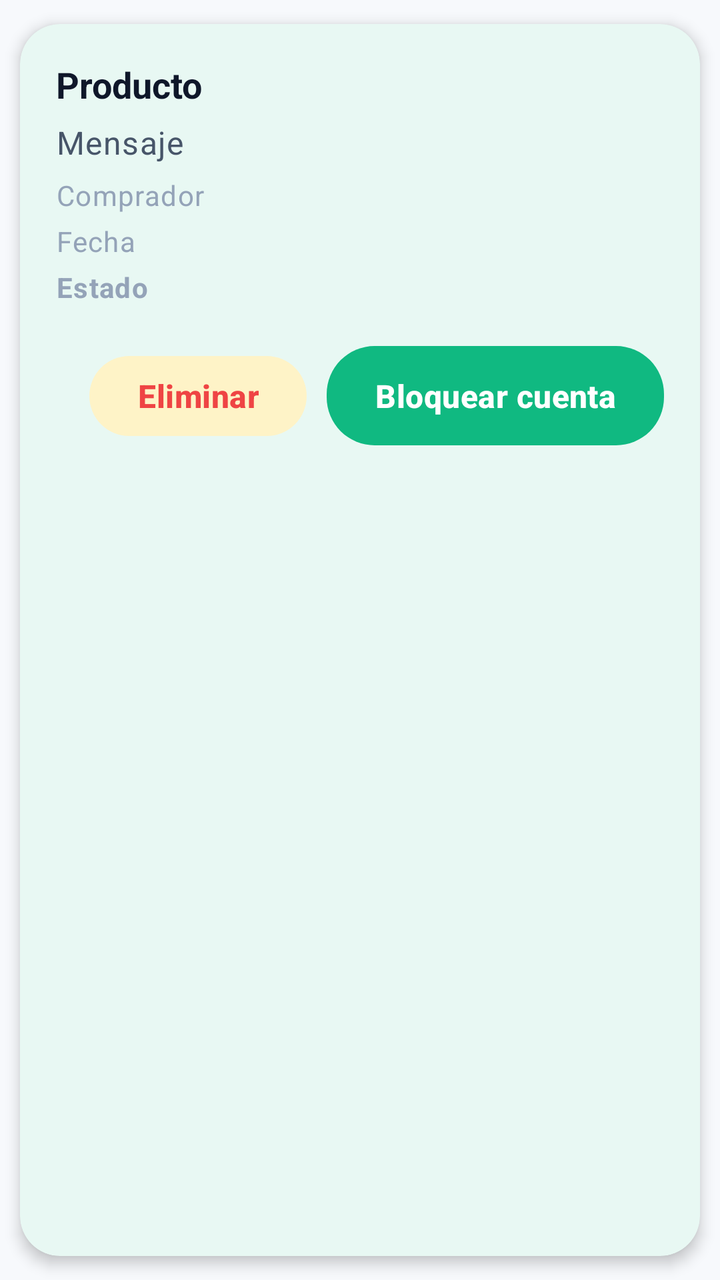
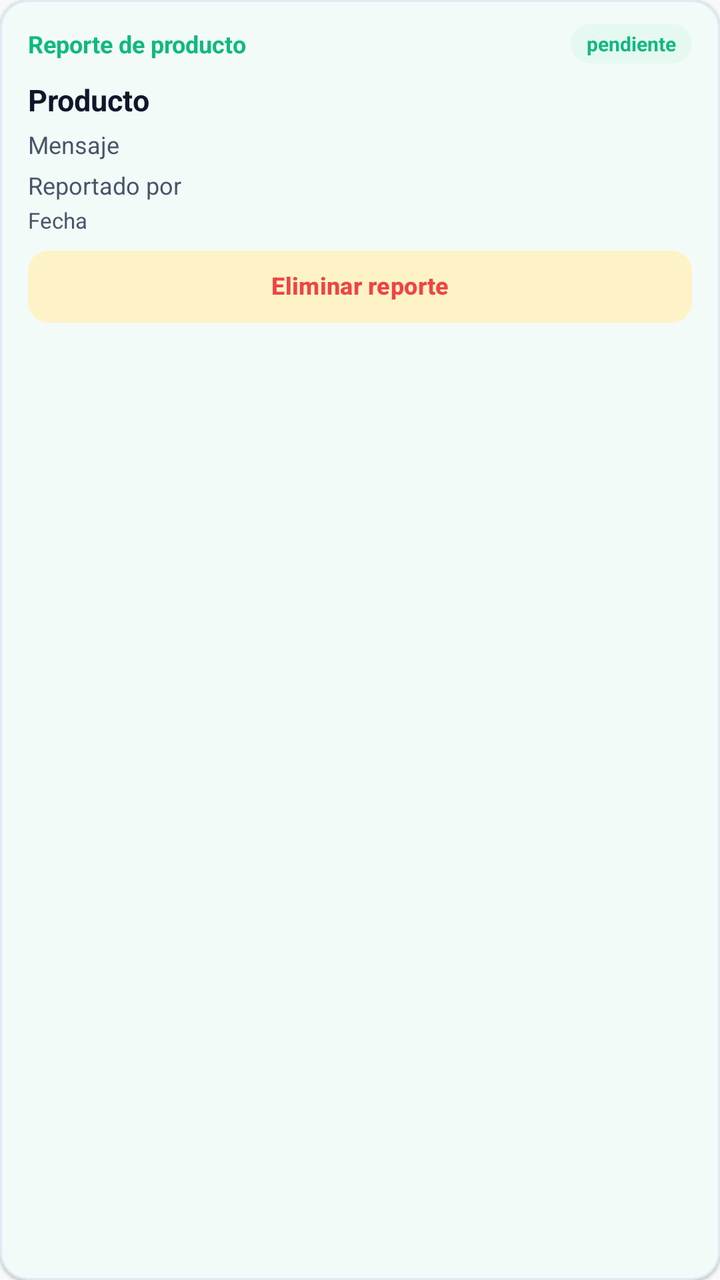

An Android layout rendered at two revisions. The XML below is the earlier revision; the diff shows what the commit changed to produce the second picture.
<!-- AndroidManifest.xml: application theme Theme.RutaAlmacen -->
<!-- res/layout/item_alerta_reportada.xml -->
<?xml version="1.0" encoding="utf-8"?>
<com.google.android.material.card.MaterialCardView xmlns:android="http://schemas.android.com/apk/res/android"
    xmlns:app="http://schemas.android.com/apk/res-auto"
    android:layout_width="match_parent"
    android:layout_height="wrap_content"
    android:layout_marginHorizontal="@dimen/espacio_xs"
    android:layout_marginVertical="@dimen/espacio_xs"
    app:cardBackgroundColor="@color/fondo_card"
    app:cardCornerRadius="@dimen/radio_card"
    app:cardElevation="@dimen/elevacion_card"
    app:cardUseCompatPadding="true"
    app:strokeWidth="0dp">

    <LinearLayout
        android:layout_width="match_parent"
        android:layout_height="wrap_content"
        android:orientation="vertical"
        android:padding="@dimen/padding_card">

        <TextView
            android:id="@+id/texto_producto_reporte"
            android:layout_width="match_parent"
            android:layout_height="wrap_content"
            android:textAppearance="@style/TextAppearance.RutaAlmacen.Vendedor.TitleMedium"
            android:text="Producto" />

        <TextView
            android:id="@+id/texto_mensaje_reporte"
            android:layout_width="match_parent"
            android:layout_height="wrap_content"
            android:layout_marginTop="@dimen/espacio_xs"
            android:textAppearance="@style/TextAppearance.RutaAlmacen.Vendedor.BodyMedium"
            android:text="Mensaje" />

        <TextView
            android:id="@+id/texto_comprador_reporte"
            android:layout_width="match_parent"
            android:layout_height="wrap_content"
            android:layout_marginTop="@dimen/espacio_xs"
            android:textAppearance="@style/TextAppearance.RutaAlmacen.Vendedor.BodySmall"
            android:text="Comprador" />

        <TextView
            android:id="@+id/texto_fecha_reporte"
            android:layout_width="match_parent"
            android:layout_height="wrap_content"
            android:layout_marginTop="@dimen/espacio_xxs"
            android:textAppearance="@style/TextAppearance.RutaAlmacen.Vendedor.BodySmall"
            android:text="Fecha" />

        <TextView
            android:id="@+id/texto_estado_reporte"
            android:layout_width="match_parent"
            android:layout_height="wrap_content"
            android:layout_marginTop="@dimen/espacio_xxs"
            android:textAppearance="@style/TextAppearance.RutaAlmacen.Vendedor.BodySmall"
            android:textStyle="bold"
            android:text="Estado" />

        <LinearLayout
            android:layout_width="match_parent"
            android:layout_height="wrap_content"
            android:layout_marginTop="@dimen/espacio_md"
            android:gravity="end"
            android:orientation="horizontal">

            <com.google.android.material.button.MaterialButton
                android:id="@+id/boton_eliminar_reporte"
                style="@style/Widget.Material3.Button.TonalButton"
                android:layout_width="wrap_content"
                android:layout_height="wrap_content"
                android:text="Eliminar"
                android:textColor="@color/estado_cerrado" />

            <com.google.android.material.button.MaterialButton
                android:id="@+id/boton_bloquear_comprador"
                android:layout_width="wrap_content"
                android:layout_height="wrap_content"
                android:layout_marginStart="@dimen/espacio_sm"
                android:text="Bloquear cuenta" />

        </LinearLayout>
    </LinearLayout>

</com.google.android.material.card.MaterialCardView>
<!-- resources referenced by this layout -->
<resources>
  <color name="estado_cerrado">#FFEF4444</color>
  <color name="fondo_card">#FFFFFFFF</color>
  <dimen name="elevacion_card">4dp</dimen>
  <dimen name="espacio_md">16dp</dimen>
  <dimen name="espacio_sm">10dp</dimen>
  <dimen name="espacio_xs">6dp</dimen>
  <dimen name="espacio_xxs">4dp</dimen>
  <dimen name="padding_card">18dp</dimen>
  <dimen name="radio_card">20dp</dimen>
  <style name="TextAppearance.RutaAlmacen.Vendedor.BodyMedium" parent="TextAppearance.Material3.BodyLarge">
          <item name="android:textSize">@dimen/texto_cuerpo_lg</item>
          <item name="android:textColor">@color/texto_secundario</item>
      </style>
  <style name="TextAppearance.RutaAlmacen.Vendedor.BodySmall" parent="TextAppearance.Material3.BodySmall">
          <item name="android:textSize">@dimen/texto_cuerpo_md</item>
          <item name="android:textColor">@color/texto_terciario</item>
      </style>
  <style name="TextAppearance.RutaAlmacen.Vendedor.TitleMedium" parent="TextAppearance.Material3.TitleLarge">
          <item name="android:textSize">18sp</item>
          <item name="android:textColor">@color/texto_principal</item>
          <item name="android:textStyle">bold</item>
      </style>
  <style name="Theme.RutaAlmacen" parent="Base.Theme.RutaAlmacen" />
  <dimen name="texto_cuerpo_lg">16sp</dimen>
  <color name="texto_secundario">#FF475569</color>
  <dimen name="texto_cuerpo_md">14sp</dimen>
  <color name="texto_terciario">#FF94A3B8</color>
  <color name="texto_principal">#FF0F172A</color>
  <color name="colorPrimary">#FF10B981</color>
  <color name="colorOnPrimary">#FFFFFFFF</color>
  <color name="colorPrimaryLight">#FFD1FAE5</color>
  <color name="texto_en_pastel">#FF0F766E</color>
  <color name="colorSecondary">#FFF59E0B</color>
  <color name="colorOnSecondary">#FFFFFFFF</color>
  <color name="colorSecondaryLight">#FFFEF3C7</color>
  <color name="colorTertiary">#FF6366F1</color>
  <color name="colorTertiaryLight">#FFE0E7FF</color>
  <color name="colorAccent">#FFEF4444</color>
  <color name="colorAccentLight">#FFFEE2E2</color>
  <color name="fondo_app">#FFF7F9FC</color>
  <color name="borde_sutil">#FFE2E8F0</color>
  <color name="divisor">#FFF1F5F9</color>
  <style name="Widget.RutaAlmacen.CardView" parent="Widget.Material3.CardView.Filled">
          <item name="cardCornerRadius">@dimen/radio_card</item>
          <item name="cardElevation">@dimen/elevacion_card</item>
          <item name="cardBackgroundColor">@color/fondo_card</item>
          <item name="strokeWidth">0dp</item>
          <item name="cardUseCompatPadding">true</item>
      </style>
  <style name="Widget.RutaAlmacen.Button" parent="Widget.Material3.Button">
          <item name="cornerRadius">@dimen/radio_boton</item>
          <item name="android:minHeight">@dimen/alto_boton</item>
          <item name="android:textSize">@dimen/texto_titulo_sm</item>
          <item name="android:textStyle">bold</item>
          <item name="android:letterSpacing">0.01</item>
          <item name="android:paddingTop">14dp</item>
          <item name="android:paddingBottom">14dp</item>
          <item name="android:textAllCaps">false</item>
          <item name="iconPadding">10dp</item>
      </style>
  <style name="Widget.RutaAlmacen.TextInputLayout" parent="Widget.Material3.TextInputLayout.OutlinedBox">
          <item name="boxCornerRadiusTopStart">@dimen/radio_input</item>
          <item name="boxCornerRadiusTopEnd">@dimen/radio_input</item>
          <item name="boxCornerRadiusBottomStart">@dimen/radio_input</item>
          <item name="boxCornerRadiusBottomEnd">@dimen/radio_input</item>
          <item name="boxStrokeWidth">1.5dp</item>
          <item name="boxStrokeWidthFocused">2dp</item>
          <item name="boxStrokeColor">@color/colorPrimary</item>
          <item name="hintTextColor">@color/colorPrimary</item>
      </style>
  <dimen name="radio_boton">24dp</dimen>
  <dimen name="alto_boton">56dp</dimen>
  <dimen name="texto_titulo_sm">16sp</dimen>
  <dimen name="radio_input">14dp</dimen>
  <!-- unchanged entries left out for length: 1 -->
</resources>

<!-- the commit's change to res/layout/item_alerta_reportada.xml (unified diff, before → after) -->
@@ -3,83 +3,198 @@
     xmlns:app="http://schemas.android.com/apk/res-auto"
     android:layout_width="match_parent"
     android:layout_height="wrap_content"
-    android:layout_marginHorizontal="@dimen/espacio_xs"
-    android:layout_marginVertical="@dimen/espacio_xs"
+    android:layout_marginBottom="10dp"
     app:cardBackgroundColor="@color/fondo_card"
-    app:cardCornerRadius="@dimen/radio_card"
-    app:cardElevation="@dimen/elevacion_card"
-    app:cardUseCompatPadding="true"
-    app:strokeWidth="0dp">
+    app:cardCornerRadius="14dp"
+    app:cardElevation="1dp"
+    app:cardUseCompatPadding="false"
+    app:strokeColor="@color/borde_sutil"
+    app:strokeWidth="1dp">
 
     <LinearLayout
         android:layout_width="match_parent"
         android:layout_height="wrap_content"
         android:orientation="vertical"
-        android:padding="@dimen/padding_card">
-
-        <TextView
-            android:id="@+id/texto_producto_reporte"
-            android:layout_width="match_parent"
-            android:layout_height="wrap_content"
-            android:textAppearance="@style/TextAppearance.RutaAlmacen.Vendedor.TitleMedium"
-            android:text="Producto" />
-
-        <TextView
-            android:id="@+id/texto_mensaje_reporte"
-            android:layout_width="match_parent"
-            android:layout_height="wrap_content"
-            android:layout_marginTop="@dimen/espacio_xs"
-            android:textAppearance="@style/TextAppearance.RutaAlmacen.Vendedor.BodyMedium"
-            android:text="Mensaje" />
-
-        <TextView
-            android:id="@+id/texto_comprador_reporte"
-            android:layout_width="match_parent"
-            android:layout_height="wrap_content"
-            android:layout_marginTop="@dimen/espacio_xs"
-            android:textAppearance="@style/TextAppearance.RutaAlmacen.Vendedor.BodySmall"
-            android:text="Comprador" />
-
-        <TextView
-            android:id="@+id/texto_fecha_reporte"
-            android:layout_width="match_parent"
-            android:layout_height="wrap_content"
-            android:layout_marginTop="@dimen/espacio_xxs"
-            android:textAppearance="@style/TextAppearance.RutaAlmacen.Vendedor.BodySmall"
-            android:text="Fecha" />
-
-        <TextView
-            android:id="@+id/texto_estado_reporte"
-            android:layout_width="match_parent"
-            android:layout_height="wrap_content"
-            android:layout_marginTop="@dimen/espacio_xxs"
-            android:textAppearance="@style/TextAppearance.RutaAlmacen.Vendedor.BodySmall"
-            android:textStyle="bold"
-            android:text="Estado" />
+        android:paddingHorizontal="14dp"
+        android:paddingTop="12dp"
+        android:paddingBottom="12dp">
 
         <LinearLayout
             android:layout_width="match_parent"
             android:layout_height="wrap_content"
-            android:layout_marginTop="@dimen/espacio_md"
-            android:gravity="end"
+            android:gravity="center_vertical"
             android:orientation="horizontal">
 
-            <com.google.android.material.button.MaterialButton
-                android:id="@+id/boton_eliminar_reporte"
-                style="@style/Widget.Material3.Button.TonalButton"
+            <TextView
+                android:id="@+id/texto_tipo_reporte"
+                android:layout_width="0dp"
+                android:layout_height="wrap_content"
+                android:layout_weight="1"
+                android:text="Reporte de producto"
+                android:textColor="@color/colorPrimary"
+                android:textSize="12sp"
+                android:textStyle="bold" />
+
+            <TextView
+                android:id="@+id/texto_estado_reporte"
                 android:layout_width="wrap_content"
                 android:layout_height="wrap_content"
-                android:text="Eliminar"
-                android:textColor="@color/estado_cerrado" />
+                android:background="@drawable/bg_chip_estado_ok"
+                android:paddingHorizontal="8dp"
+                android:paddingVertical="3dp"
+                android:text="pendiente"
+                android:textColor="@color/stock_verde"
+                android:textSize="10sp"
+                android:textStyle="bold" />
+
+        </LinearLayout>
+
+        <TextView
+            android:id="@+id/texto_producto_reporte"
+            android:layout_width="match_parent"
+            android:layout_height="wrap_content"
+            android:layout_marginTop="8dp"
+            android:ellipsize="end"
+            android:maxLines="2"
+            android:text="Producto"
+            android:textColor="@color/texto_principal"
+            android:textSize="15sp"
+            android:textStyle="bold" />
+
+        <TextView
+            android:id="@+id/texto_vendedor_reporte"
+            android:layout_width="match_parent"
+            android:layout_height="wrap_content"
+            android:layout_marginTop="4dp"
+            android:text="Vendedor"
+            android:textColor="@color/texto_secundario"
+            android:textSize="12sp"
+            android:visibility="gone" />
+
+        <TextView
+            android:id="@+id/texto_mensaje_reporte"
+            android:layout_width="match_parent"
+            android:layout_height="wrap_content"
+            android:layout_marginTop="4dp"
+            android:ellipsize="end"
+            android:maxLines="2"
+            android:text="Mensaje"
+            android:textColor="@color/texto_secundario"
+            android:textSize="12sp" />
+
+        <TextView
+            android:id="@+id/texto_comprador_reporte"
+            android:layout_width="match_parent"
+            android:layout_height="wrap_content"
+            android:layout_marginTop="4dp"
+            android:text="Reportado por"
+            android:textColor="@color/texto_secundario"
+            android:textSize="12sp" />
+
+        <TextView
+            android:id="@+id/texto_fecha_reporte"
+            android:layout_width="match_parent"
+            android:layout_height="wrap_content"
+            android:layout_marginTop="2dp"
+            android:text="Fecha"
+            android:textColor="@color/texto_secundario"
+            android:textSize="11sp" />
+
+        <LinearLayout
+            android:id="@+id/contenedor_botones_producto"
+            android:layout_width="match_parent"
+            android:layout_height="wrap_content"
+            android:layout_marginTop="10dp"
+            android:orientation="vertical"
+            android:visibility="gone">
+
+            <LinearLayout
+                android:layout_width="match_parent"
+                android:layout_height="wrap_content"
+                android:orientation="horizontal">
+
+                <com.google.android.material.button.MaterialButton
+                    android:id="@+id/boton_eliminar_producto"
+                    android:layout_width="0dp"
+                    android:layout_height="40dp"
+                    android:layout_weight="1"
+                    android:gravity="center"
+                    android:includeFontPadding="false"
+                    android:insetTop="0dp"
+                    android:insetBottom="0dp"
+                    android:minWidth="0dp"
+                    android:minHeight="0dp"
+                    android:paddingHorizontal="4dp"
+                    android:text="Eliminar producto"
+                    android:textAllCaps="false"
+                    android:textSize="12sp"
+                    app:cornerRadius="10dp" />
+
+                <com.google.android.material.button.MaterialButton
+                    android:id="@+id/boton_bloquear_vendedor"
+                    android:layout_width="0dp"
+                    android:layout_height="40dp"
+                    android:layout_marginStart="6dp"
+                    android:layout_weight="1"
+                    android:gravity="center"
+                    android:includeFontPadding="false"
+                    android:insetTop="0dp"
+                    android:insetBottom="0dp"
+                    android:minWidth="0dp"
+                    android:minHeight="0dp"
+                    android:paddingHorizontal="4dp"
+                    android:text="Bloquear vendedor"
+                    android:textAllCaps="false"
+                    android:textSize="12sp"
+                    app:cornerRadius="10dp" />
+
+            </LinearLayout>
+
+        </LinearLayout>
+
+        <LinearLayout
+            android:id="@+id/contenedor_botones_alerta"
+            android:layout_width="match_parent"
+            android:layout_height="wrap_content"
+            android:layout_marginTop="10dp"
+            android:orientation="vertical"
+            android:visibility="gone">
 
             <com.google.android.material.button.MaterialButton
                 android:id="@+id/boton_bloquear_comprador"
-                android:layout_width="wrap_content"
-                android:layout_height="wrap_content"
-                android:layout_marginStart="@dimen/espacio_sm"
-                android:text="Bloquear cuenta" />
+                android:layout_width="match_parent"
+                android:layout_height="40dp"
+                android:gravity="center"
+                android:includeFontPadding="false"
+                android:insetTop="0dp"
+                android:insetBottom="0dp"
+                android:minWidth="0dp"
+                android:minHeight="0dp"
+                android:text="Bloquear cuenta"
+                android:textAllCaps="false"
+                android:textSize="12sp"
+                app:cornerRadius="10dp" />
 
         </LinearLayout>
+
+        <com.google.android.material.button.MaterialButton
+            android:id="@+id/boton_eliminar_reporte"
+            style="@style/Widget.Material3.Button.TonalButton"
+            android:layout_width="match_parent"
+            android:layout_height="36dp"
+            android:layout_marginTop="8dp"
+            android:gravity="center"
+            android:includeFontPadding="false"
+            android:insetTop="0dp"
+            android:insetBottom="0dp"
+            android:minWidth="0dp"
+            android:minHeight="0dp"
+            android:text="Eliminar reporte"
+            android:textAllCaps="false"
+            android:textColor="@color/estado_cerrado"
+            android:textSize="12sp"
+            app:cornerRadius="10dp" />
+
     </LinearLayout>
 
 </com.google.android.material.card.MaterialCardView>
<!-- resource entries referenced after the edit -->
@@ -2,31 +2,18 @@
 <resources>
   <color name="estado_cerrado">#FFEF4444</color>
   <color name="fondo_card">#FFFFFFFF</color>
+  <color name="stock_verde">#FF10B981</color>
   <dimen name="elevacion_card">4dp</dimen>
-  <dimen name="espacio_md">16dp</dimen>
-  <dimen name="espacio_sm">10dp</dimen>
-  <dimen name="espacio_xs">6dp</dimen>
-  <dimen name="espacio_xxs">4dp</dimen>
-  <dimen name="padding_card">18dp</dimen>
   <dimen name="radio_card">20dp</dimen>
-  <style name="TextAppearance.RutaAlmacen.Vendedor.BodyMedium" parent="TextAppearance.Material3.BodyLarge">
-          <item name="android:textSize">@dimen/texto_cuerpo_lg</item>
-          <item name="android:textColor">@color/texto_secundario</item>
-      </style>
-  <style name="TextAppearance.RutaAlmacen.Vendedor.BodySmall" parent="TextAppearance.Material3.BodySmall">
-          <item name="android:textSize">@dimen/texto_cuerpo_md</item>
-          <item name="android:textColor">@color/texto_terciario</item>
-      </style>
-  <style name="TextAppearance.RutaAlmacen.Vendedor.TitleMedium" parent="TextAppearance.Material3.TitleLarge">
-          <item name="android:textSize">18sp</item>
-          <item name="android:textColor">@color/texto_principal</item>
-          <item name="android:textStyle">bold</item>
-      </style>
   <style name="Theme.RutaAlmacen" parent="Base.Theme.RutaAlmacen" />
-  <dimen name="texto_cuerpo_lg">16sp</dimen>
   <color name="texto_secundario">#FF475569</color>
-  <dimen name="texto_cuerpo_md">14sp</dimen>
-  <color name="texto_terciario">#FF94A3B8</color>
+  <!-- drawable bg_chip_estado_ok (drawable) -->
+  <?xml version="1.0" encoding="utf-8"?>
+  <shape xmlns:android="http://schemas.android.com/apk/res/android"
+      android:shape="rectangle">
+      <solid android:color="#E6F9F1" />
+      <corners android:radius="20dp" />
+  </shape>
   <color name="texto_principal">#FF0F172A</color>
   <color name="colorPrimary">#FF10B981</color>
   <color name="colorOnPrimary">#FFFFFFFF</color>
